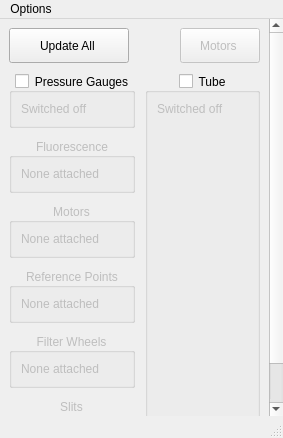
Above: Gui/forms/form_gui.ui from slsdetectorgroup/motorControlSoftware before the change. Below: the same form after it.
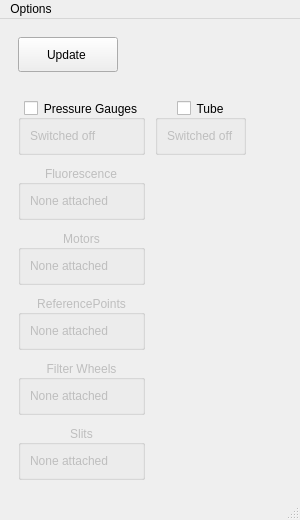
That is the form after the change. Icons and pictures are not drawn.

Patch:
```diff
--- a/Gui/forms/form_gui.ui
+++ b/Gui/forms/form_gui.ui
@@ -6,8 +6,8 @@
    <rect>
     <x>0</x>
     <y>0</y>
-    <width>283</width>
-    <height>438</height>
+    <width>300</width>
+    <height>520</height>
    </rect>
   </property>
   <property name="sizePolicy">
@@ -38,12 +38,12 @@
    </property>
    <layout class="QGridLayout" name="gridLayout">
     <property name="margin">
-     <number>0</number>
+     <number>9</number>
     </property>
     <property name="spacing">
-     <number>0</number>
+     <number>6</number>
     </property>
-    <item row="0" column="2">
+    <item row="0" column="0">
      <widget class="QScrollArea" name="scrollArea">
       <property name="sizePolicy">
        <sizepolicy hsizetype="Minimum" vsizetype="Minimum">
@@ -51,9 +51,21 @@
         <verstretch>0</verstretch>
        </sizepolicy>
       </property>
+      <property name="minimumSize">
+       <size>
+        <width>0</width>
+        <height>0</height>
+       </size>
+      </property>
       <property name="frameShape">
        <enum>QFrame::NoFrame</enum>
       </property>
+      <property name="verticalScrollBarPolicy">
+       <enum>Qt::ScrollBarAsNeeded</enum>
+      </property>
+      <property name="horizontalScrollBarPolicy">
+       <enum>Qt::ScrollBarAsNeeded</enum>
+      </property>
       <property name="widgetResizable">
        <bool>true</bool>
       </property>
@@ -62,8 +74,8 @@
         <rect>
          <x>0</x>
          <y>0</y>
-         <width>281</width>
-         <height>451</height>
+         <width>282</width>
+         <height>449</height>
         </rect>
        </property>
        <property name="sizePolicy">
@@ -76,6 +88,29 @@
         <property name="spacing">
          <number>10</number>
         </property>
+        <item row="0" column="0" alignment="Qt::AlignLeft|Qt::AlignTop">
+         <widget class="QPushButton" name="pushUpdate">
+          <property name="minimumSize">
+           <size>
+            <width>100</width>
+            <height>35</height>
+           </size>
+          </property>
+          <property name="maximumSize">
+           <size>
+            <width>100</width>
+            <height>35</height>
+           </size>
+          </property>
+          <property name="text">
+           <string>Update </string>
+          </property>
+          <property name="icon">
+           <iconset resource="../include/icons.qrc">
+            <normaloff>:/icons/images/refresh.png</normaloff>:/icons/images/refresh.png</iconset>
+          </property>
+         </widget>
+        </item>
         <item row="5" column="0">
          <widget class="QGroupBox" name="groupFilterWheels">
           <property name="enabled">
@@ -107,37 +142,6 @@
           </layout>
          </widget>
         </item>
-        <item row="6" column="0">
-         <widget class="QGroupBox" name="groupSlits">
-          <property name="enabled">
-           <bool>false</bool>
-          </property>
-          <property name="sizePolicy">
-           <sizepolicy hsizetype="Minimum" vsizetype="Minimum">
-            <horstretch>0</horstretch>
-            <verstretch>0</verstretch>
-           </sizepolicy>
-          </property>
-          <property name="title">
-           <string>Slits</string>
-          </property>
-          <property name="alignment">
-           <set>Qt::AlignCenter</set>
-          </property>
-          <property name="flat">
-           <bool>true</bool>
-          </property>
-          <layout class="QGridLayout" name="gridSlits">
-           <item row="1" column="0">
-            <widget class="QLabel" name="lblSlits">
-             <property name="text">
-              <string>None attached</string>
-             </property>
-            </widget>
-           </item>
-          </layout>
-         </widget>
-        </item>
         <item row="2" column="0">
          <widget class="QGroupBox" name="groupFluorescence">
           <property name="enabled">
@@ -169,74 +173,6 @@
           </layout>
          </widget>
         </item>
-        <item row="1" column="1" rowspan="6">
-         <widget class="QGroupBox" name="groupTube">
-          <property name="sizePolicy">
-           <sizepolicy hsizetype="Minimum" vsizetype="Minimum">
-            <horstretch>0</horstretch>
-            <verstretch>0</verstretch>
-           </sizepolicy>
-          </property>
-          <property name="title">
-           <string>Tube</string>
-          </property>
-          <property name="alignment">
-           <set>Qt::AlignCenter</set>
-          </property>
-          <property name="flat">
-           <bool>false</bool>
-          </property>
-          <property name="checkable">
-           <bool>true</bool>
-          </property>
-          <property name="checked">
-           <bool>false</bool>
-          </property>
-          <layout class="QGridLayout" name="gridTube">
-           <item row="0" column="0">
-            <widget class="QLabel" name="lblTube">
-             <property name="text">
-              <string>Switched off</string>
-             </property>
-             <property name="alignment">
-              <set>Qt::AlignLeading|Qt::AlignLeft|Qt::AlignTop</set>
-             </property>
-            </widget>
-           </item>
-          </layout>
-         </widget>
-        </item>
-        <item row="3" column="0">
-         <widget class="QGroupBox" name="groupMotors">
-          <property name="enabled">
-           <bool>false</bool>
-          </property>
-          <property name="sizePolicy">
-           <sizepolicy hsizetype="Minimum" vsizetype="Minimum">
-            <horstretch>0</horstretch>
-            <verstretch>0</verstretch>
-           </sizepolicy>
-          </property>
-          <property name="title">
-           <string>Motors</string>
-          </property>
-          <property name="alignment">
-           <set>Qt::AlignCenter</set>
-          </property>
-          <property name="flat">
-           <bool>true</bool>
-          </property>
-          <layout class="QGridLayout" name="gridMotors">
-           <item row="0" column="0">
-            <widget class="QLabel" name="lblMotors">
-             <property name="text">
-              <string>None attached</string>
-             </property>
-            </widget>
-           </item>
-          </layout>
-         </widget>
-        </item>
         <item row="1" column="0">
          <widget class="QGroupBox" name="groupPressure">
           <property name="enabled">
@@ -274,77 +210,84 @@
           </layout>
          </widget>
         </item>
-        <item row="0" column="0" colspan="2">
-         <layout class="QHBoxLayout" name="horizontalLayout">
-          <property name="spacing">
-           <number>0</number>
+        <item row="1" column="1" rowspan="6" alignment="Qt::AlignLeft|Qt::AlignTop">
+         <widget class="QWidget" name="widgetTube" native="true">
+          <property name="sizePolicy">
+           <sizepolicy hsizetype="Minimum" vsizetype="Minimum">
+            <horstretch>0</horstretch>
+            <verstretch>0</verstretch>
+           </sizepolicy>
           </property>
-          <item>
-           <widget class="QPushButton" name="pushUpdate">
-            <property name="minimumSize">
-             <size>
-              <width>120</width>
-              <height>35</height>
-             </size>
-            </property>
-            <property name="maximumSize">
-             <size>
-              <width>120</width>
-              <height>16777215</height>
-             </size>
-            </property>
-            <property name="text">
-             <string>Update All </string>
-            </property>
-            <property name="icon">
-             <iconset resource="../include/icons.qrc">
-              <normaloff>:/icons/images/refresh.png</normaloff>:/icons/images/refresh.png</iconset>
-            </property>
-           </widget>
-          </item>
-          <item>
-           <spacer name="horizontalSpacer">
-            <property name="orientation">
-             <enum>Qt::Horizontal</enum>
-            </property>
-            <property name="sizeHint" stdset="0">
-             <size>
-              <width>40</width>
-              <height>20</height>
-             </size>
-            </property>
-           </spacer>
-          </item>
-          <item>
-           <widget class="QPushButton" name="pushStop">
-            <property name="enabled">
-             <bool>false</bool>
-            </property>
-            <property name="minimumSize">
-             <size>
-              <width>0</width>
-              <height>35</height>
-             </size>
-            </property>
-            <property name="maximumSize">
-             <size>
-              <width>100</width>
-              <height>16777215</height>
-             </size>
-            </property>
-            <property name="toolTip">
-             <string>Not implemented yet. probably never :)</string>
-            </property>
-            <property name="text">
-             <string>Motors </string>
-            </property>
-            <property name="icon">
-             <iconset resource="../include/icons.qrc">
-              <normaloff>:/icons/images/stop.png</normaloff>:/icons/images/stop.png</iconset>
-            </property>
-           </widget>
-          </item>
-         </layout>
+          <property name="minimumSize">
+           <size>
+            <width>0</width>
+            <height>0</height>
+           </size>
+          </property>
+          <property name="maximumSize">
+           <size>
+            <width>16777215</width>
+            <height>16777215</height>
+           </size>
+          </property>
+          <layout class="QGridLayout" name="gridWidgetTube">
+           <property name="margin">
+            <number>0</number>
+           </property>
+           <property name="spacing">
+            <number>0</number>
+           </property>
+           <item row="0" column="0">
+            <widget class="QGroupBox" name="groupTube">
+             <property name="sizePolicy">
+              <sizepolicy hsizetype="Minimum" vsizetype="Minimum">
+               <horstretch>0</horstretch>
+               <verstretch>0</verstretch>
+              </sizepolicy>
+             </property>
+             <property name="minimumSize">
+              <size>
+               <width>0</width>
+               <height>0</height>
+              </size>
+             </property>
+             <property name="maximumSize">
+              <size>
+               <width>16777215</width>
+               <height>16777215</height>
+              </size>
+             </property>
+             <property name="title">
+              <string>Tube</string>
+             </property>
+             <property name="alignment">
+              <set>Qt::AlignCenter</set>
+             </property>
+             <property name="flat">
+              <bool>true</bool>
+             </property>
+             <property name="checkable">
+              <bool>true</bool>
+             </property>
+             <property name="checked">
+              <bool>false</bool>
+             </property>
+             <layout class="QGridLayout" name="gridTube">
+              <item row="0" column="0">
+               <widget class="QLabel" name="lblTube">
+                <property name="text">
+                 <string>Switched off</string>
+                </property>
+                <property name="alignment">
+                 <set>Qt::AlignLeading|Qt::AlignLeft|Qt::AlignTop</set>
+                </property>
+               </widget>
+              </item>
+             </layout>
+            </widget>
+           </item>
+          </layout>
+         </widget>
         </item>
         <item row="4" column="0">
          <widget class="QGroupBox" name="groupReferencePoints">
@@ -358,7 +301,7 @@
            </sizepolicy>
           </property>
           <property name="title">
-           <string>Reference Points</string>
+           <string>ReferencePoints</string>
           </property>
           <property name="alignment">
            <set>Qt::AlignCenter</set>
@@ -377,6 +320,68 @@
           </layout>
          </widget>
         </item>
+        <item row="3" column="0">
+         <widget class="QGroupBox" name="groupMotors">
+          <property name="enabled">
+           <bool>false</bool>
+          </property>
+          <property name="sizePolicy">
+           <sizepolicy hsizetype="Minimum" vsizetype="Minimum">
+            <horstretch>0</horstretch>
+            <verstretch>0</verstretch>
+           </sizepolicy>
+          </property>
+          <property name="title">
+           <string>Motors</string>
+          </property>
+          <property name="alignment">
+           <set>Qt::AlignCenter</set>
+          </property>
+          <property name="flat">
+           <bool>true</bool>
+          </property>
+          <layout class="QGridLayout" name="gridMotors">
+           <item row="0" column="0">
+            <widget class="QLabel" name="lblMotors">
+             <property name="text">
+              <string>None attached</string>
+             </property>
+            </widget>
+           </item>
+          </layout>
+         </widget>
+        </item>
+        <item row="6" column="0">
+         <widget class="QGroupBox" name="groupSlits">
+          <property name="enabled">
+           <bool>false</bool>
+          </property>
+          <property name="sizePolicy">
+           <sizepolicy hsizetype="Minimum" vsizetype="Minimum">
+            <horstretch>0</horstretch>
+            <verstretch>0</verstretch>
+           </sizepolicy>
+          </property>
+          <property name="title">
+           <string>Slits</string>
+          </property>
+          <property name="alignment">
+           <set>Qt::AlignCenter</set>
+          </property>
+          <property name="flat">
+           <bool>true</bool>
+          </property>
+          <layout class="QGridLayout" name="gridSlits">
+           <item row="0" column="0">
+            <widget class="QLabel" name="lblSlits">
+             <property name="text">
+              <string>None attached</string>
+             </property>
+            </widget>
+           </item>
+          </layout>
+         </widget>
+        </item>
        </layout>
       </widget>
      </widget>
@@ -388,10 +393,16 @@
     <rect>
      <x>0</x>
      <y>0</y>
-     <width>283</width>
+     <width>300</width>
      <height>28</height>
     </rect>
    </property>
+   <property name="sizePolicy">
+    <sizepolicy hsizetype="Minimum" vsizetype="Minimum">
+     <horstretch>0</horstretch>
+     <verstretch>0</verstretch>
+    </sizepolicy>
+   </property>
    <widget class="QMenu" name="menuMenu">
     <property name="title">
      <string>Options</string>
@@ -400,6 +411,12 @@
    <addaction name="menuMenu"/>
   </widget>
   <widget class="QStatusBar" name="statusbar">
+   <property name="sizePolicy">
+    <sizepolicy hsizetype="Minimum" vsizetype="Minimum">
+     <horstretch>0</horstretch>
+     <verstretch>0</verstretch>
+    </sizepolicy>
+   </property>
    <property name="palette">
     <palette>
      <active>
```
Left out of the diff: 6 changed lines with no effect on the pictures.
